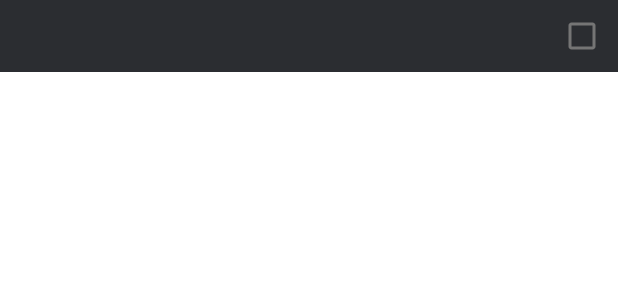
After one commit to SiriHate/FindHelp, an Android app: the layout user_skills_list.xml on its own in the app's theme, with its tools: preview values and no code run, on a phone screen of 412 x 824 dp. The commit adds this screen. Shown: the top 300 px of the screen. Run offline under Robolectric (Android 15) with nearby library versions, the light colour scheme and no system bars.

Commit message:
v.1.0
UserSkillList preview version added
New UI for UserProfile

```diff
--- a/app/build.gradle
+++ b/app/build.gradle
@@ -47,8 +47,9 @@ dependencies {
     implementation 'com.google.firebase:firebase-firestore-ktx:24.4.4'
     implementation 'com.google.firebase:firebase-database-ktx:20.1.0'
     implementation 'com.google.firebase:firebase-firestore:24.4.4'
-    implementation 'androidx.navigation:navigation-fragment-ktx:2.4.1'
-    implementation 'androidx.navigation:navigation-ui-ktx:2.4.1'
+    implementation 'androidx.navigation:navigation-fragment-ktx:2.5.3'
+    implementation 'androidx.navigation:navigation-ui-ktx:2.5.3'
+    implementation 'androidx.core:core-ktx:1.9.0'
     testImplementation 'junit:junit:4.13.2'
     androidTestImplementation 'androidx.test.ext:junit:1.1.5'
     androidTestImplementation 'androidx.test.espresso:espresso-core:3.5.1'
--- /dev/null
+++ b/app/src/main/java/com/siri_hate/findhelp/model/Skill.kt
@@ -0,0 +1,3 @@
+package com.siri_hate.findhelp.model
+
+data class Skill(val name: String, var isSelected: Boolean)
--- a/app/src/main/res/layout/user_profile.xml
+++ b/app/src/main/res/layout/user_profile.xml
@@ -29,12 +29,14 @@
             android:layout_width="match_parent"
             android:layout_height="wrap_content"
             android:layout_marginTop="25dp"
+            android:layout_marginBottom="5dp"
             android:gravity="center_horizontal"
             android:text="Список ваших навыков:"
             android:textColor="#BFBFBF"
             android:textSize="24sp" />
 
         <ListView
+            android:id="@+id/UserSkillsList"
             android:layout_width="match_parent"
             android:layout_height="match_parent"
             android:layout_weight="1">
@@ -46,6 +48,7 @@
             android:layout_width="wrap_content"
             android:layout_height="wrap_content"
             android:layout_gravity="center_horizontal"
+            android:layout_marginTop="10dp"
             android:layout_marginBottom="10dp"
             android:backgroundTint="#a93226"
             android:text="Выйти из аккаунта"
--- /dev/null
+++ b/app/src/main/res/layout/user_skills_list.xml
@@ -0,0 +1,25 @@
+<?xml version="1.0" encoding="utf-8"?>
+<LinearLayout xmlns:android="http://schemas.android.com/apk/res/android"
+    android:layout_width="match_parent"
+    android:layout_height="wrap_content"
+    android:background="#2b2d31"
+    android:orientation="horizontal">
+
+    <TextView
+        android:id="@+id/skill_name"
+        android:layout_width="0dp"
+        android:layout_height="wrap_content"
+        android:layout_gravity="center_vertical"
+        android:layout_weight="1"
+        android:textColor="#dfe0e3"
+        android:textSize="18sp" />
+
+    <CheckBox
+        android:id="@+id/skill_checkbox"
+        android:layout_width="wrap_content"
+        android:layout_height="wrap_content"
+        android:layout_gravity="center"
+        android:focusable="false"
+        android:focusableInTouchMode="false" />
+
+</LinearLayout>
```
Also changed, not shown: app/src/main/java/com/siri_hate/findhelp/view/activities/UserProfile.kt (+70 -10 lines), app/src/main/java/com/siri_hate/findhelp/view/adapters/UserSkillsAdapter.kt (added, +65 -0 lines), build.gradle (+7 -0 lines).
